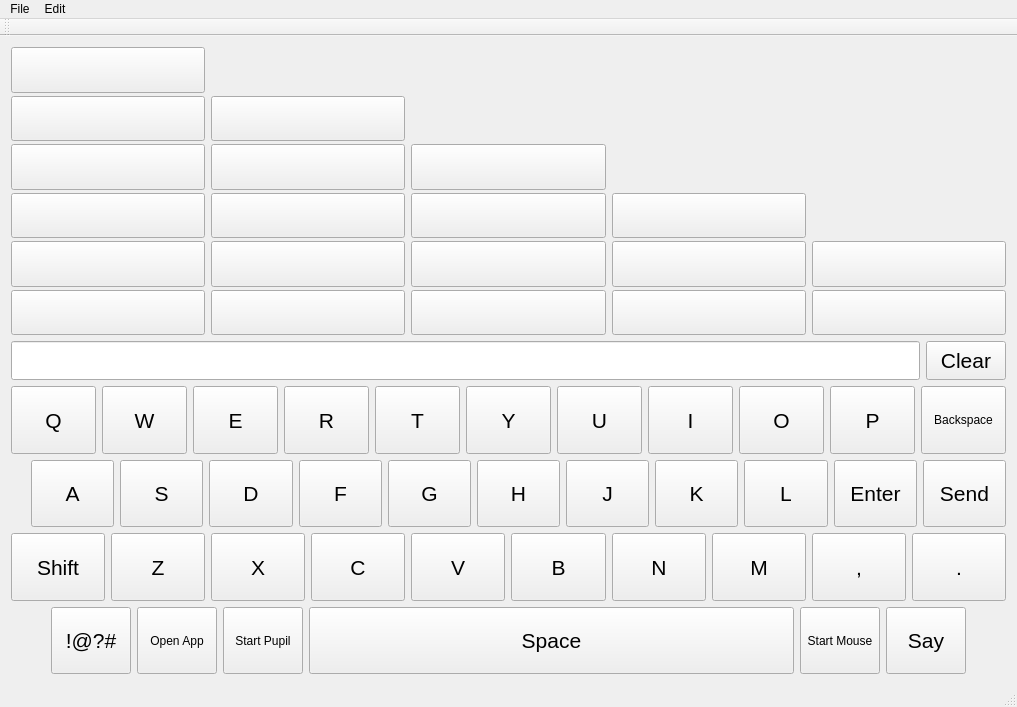
First picture: the form in mainwindow.ui, repository fclay/Gleason-Senior-Project, before the edit.
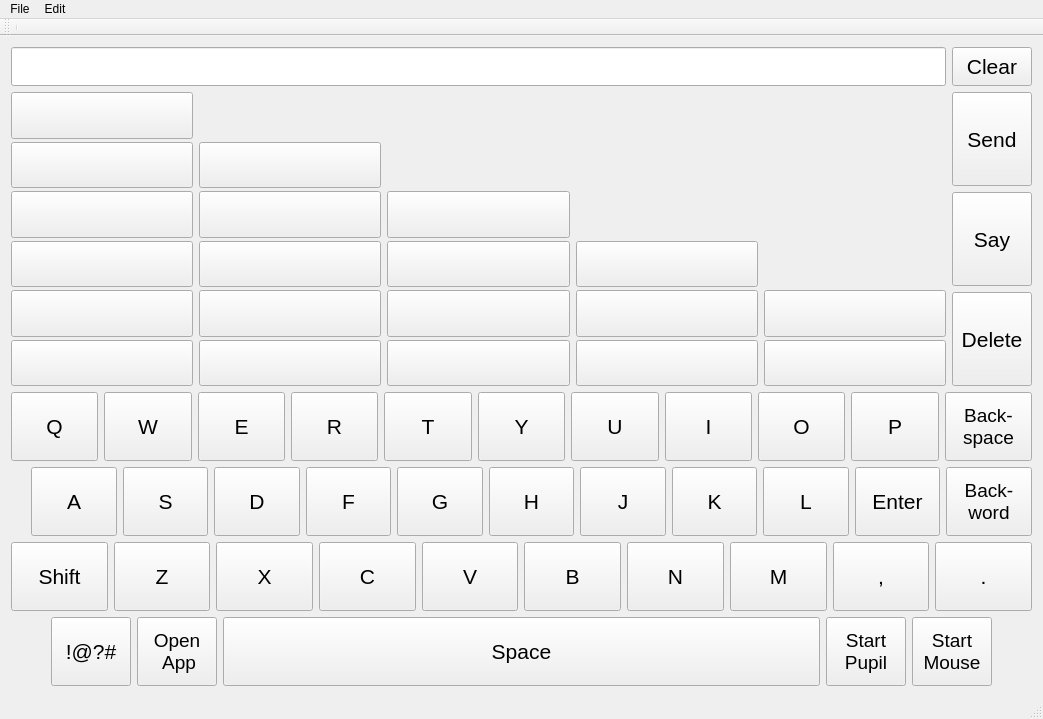
Second picture: the form after the edit.

```diff
--- a/mainwindow.ui
+++ b/mainwindow.ui
@@ -6,8 +6,8 @@
    <rect>
     <x>0</x>
     <y>0</y>
-    <width>1017</width>
-    <height>707</height>
+    <width>1043</width>
+    <height>719</height>
    </rect>
   </property>
   <property name="focusPolicy">
@@ -21,513 +21,6 @@
   </property>
   <widget class="QWidget" name="centralWidget">
    <layout class="QGridLayout" name="gridLayout">
-    <item row="0" column="0" colspan="2">
-     <layout class="QHBoxLayout" name="horizontalLayout_3">
-      <item>
-       <layout class="QVBoxLayout" name="verticalLayout">
-        <property name="spacing">
-         <number>3</number>
-        </property>
-        <item>
-         <widget class="QPushButton" name="predict6">
-          <property name="enabled">
-           <bool>true</bool>
-          </property>
-          <property name="sizePolicy">
-           <sizepolicy hsizetype="Minimum" vsizetype="Preferred">
-            <horstretch>0</horstretch>
-            <verstretch>0</verstretch>
-           </sizepolicy>
-          </property>
-          <property name="text">
-           <string/>
-          </property>
-         </widget>
-        </item>
-        <item>
-         <widget class="QPushButton" name="predict5">
-          <property name="sizePolicy">
-           <sizepolicy hsizetype="Minimum" vsizetype="Preferred">
-            <horstretch>0</horstretch>
-            <verstretch>0</verstretch>
-           </sizepolicy>
-          </property>
-          <property name="text">
-           <string/>
-          </property>
-         </widget>
-        </item>
-        <item>
-         <widget class="QPushButton" name="predict4">
-          <property name="sizePolicy">
-           <sizepolicy hsizetype="Minimum" vsizetype="Preferred">
-            <horstretch>0</horstretch>
-            <verstretch>0</verstretch>
-           </sizepolicy>
-          </property>
-          <property name="text">
-           <string/>
-          </property>
-         </widget>
-        </item>
-        <item>
-         <widget class="QPushButton" name="predict3">
-          <property name="sizePolicy">
-           <sizepolicy hsizetype="Minimum" vsizetype="Preferred">
-            <horstretch>0</horstretch>
-            <verstretch>0</verstretch>
-           </sizepolicy>
-          </property>
-          <property name="text">
-           <string/>
-          </property>
-         </widget>
-        </item>
-        <item>
-         <widget class="QPushButton" name="predict2">
-          <property name="sizePolicy">
-           <sizepolicy hsizetype="Minimum" vsizetype="Preferred">
-            <horstretch>0</horstretch>
-            <verstretch>0</verstretch>
-           </sizepolicy>
-          </property>
-          <property name="text">
-           <string/>
-          </property>
-         </widget>
-        </item>
-        <item>
-         <widget class="QPushButton" name="predict1">
-          <property name="enabled">
-           <bool>true</bool>
-          </property>
-          <property name="sizePolicy">
-           <sizepolicy hsizetype="Minimum" vsizetype="Preferred">
-            <horstretch>0</horstretch>
-            <verstretch>0</verstretch>
-           </sizepolicy>
-          </property>
-          <property name="text">
-           <string/>
-          </property>
-          <property name="flat">
-           <bool>false</bool>
-          </property>
-         </widget>
-        </item>
-       </layout>
-      </item>
-      <item>
-       <layout class="QVBoxLayout" name="verticalLayout_5">
-        <property name="spacing">
-         <number>3</number>
-        </property>
-        <item>
-         <widget class="QPushButton" name="predict12">
-          <property name="enabled">
-           <bool>false</bool>
-          </property>
-          <property name="sizePolicy">
-           <sizepolicy hsizetype="Minimum" vsizetype="Preferred">
-            <horstretch>0</horstretch>
-            <verstretch>0</verstretch>
-           </sizepolicy>
-          </property>
-          <property name="text">
-           <string/>
-          </property>
-          <property name="flat">
-           <bool>true</bool>
-          </property>
-         </widget>
-        </item>
-        <item>
-         <widget class="QPushButton" name="predict11">
-          <property name="sizePolicy">
-           <sizepolicy hsizetype="Minimum" vsizetype="Preferred">
-            <horstretch>0</horstretch>
-            <verstretch>0</verstretch>
-           </sizepolicy>
-          </property>
-          <property name="text">
-           <string/>
-          </property>
-         </widget>
-        </item>
-        <item>
-         <widget class="QPushButton" name="predict10">
-          <property name="sizePolicy">
-           <sizepolicy hsizetype="Minimum" vsizetype="Preferred">
-            <horstretch>0</horstretch>
-            <verstretch>0</verstretch>
-           </sizepolicy>
-          </property>
-          <property name="text">
-           <string/>
-          </property>
-         </widget>
-        </item>
-        <item>
-         <widget class="QPushButton" name="predict9">
-          <property name="sizePolicy">
-           <sizepolicy hsizetype="Minimum" vsizetype="Preferred">
-            <horstretch>0</horstretch>
-            <verstretch>0</verstretch>
-           </sizepolicy>
-          </property>
-          <property name="text">
-           <string/>
-          </property>
-         </widget>
-        </item>
-        <item>
-         <widget class="QPushButton" name="predict8">
-          <property name="sizePolicy">
-           <sizepolicy hsizetype="Minimum" vsizetype="Preferred">
-            <horstretch>0</horstretch>
-            <verstretch>0</verstretch>
-           </sizepolicy>
-          </property>
-          <property name="text">
-           <string/>
-          </property>
-         </widget>
-        </item>
-        <item>
-         <widget class="QPushButton" name="predict7">
-          <property name="sizePolicy">
-           <sizepolicy hsizetype="Minimum" vsizetype="Preferred">
-            <horstretch>0</horstretch>
-            <verstretch>0</verstretch>
-           </sizepolicy>
-          </property>
-          <property name="text">
-           <string/>
-          </property>
-         </widget>
-        </item>
-       </layout>
-      </item>
-      <item>
-       <layout class="QVBoxLayout" name="verticalLayout_6">
-        <property name="spacing">
-         <number>3</number>
-        </property>
-        <item>
-         <widget class="QPushButton" name="predict18">
-          <property name="enabled">
-           <bool>false</bool>
-          </property>
-          <property name="sizePolicy">
-           <sizepolicy hsizetype="Minimum" vsizetype="Preferred">
-            <horstretch>0</horstretch>
-            <verstretch>0</verstretch>
-           </sizepolicy>
-          </property>
-          <property name="text">
-           <string/>
-          </property>
-          <property name="flat">
-           <bool>true</bool>
-          </property>
-         </widget>
-        </item>
-        <item>
-         <widget class="QPushButton" name="predict17">
-          <property name="enabled">
-           <bool>false</bool>
-          </property>
-          <property name="sizePolicy">
-           <sizepolicy hsizetype="Minimum" vsizetype="Preferred">
-            <horstretch>0</horstretch>
-            <verstretch>0</verstretch>
-           </sizepolicy>
-          </property>
-          <property name="text">
-           <string/>
-          </property>
-          <property name="flat">
-           <bool>true</bool>
-          </property>
-         </widget>
-        </item>
-        <item>
-         <widget class="QPushButton" name="predict16">
-          <property name="sizePolicy">
-           <sizepolicy hsizetype="Minimum" vsizetype="Preferred">
-            <horstretch>0</horstretch>
-            <verstretch>0</verstretch>
-           </sizepolicy>
-          </property>
-          <property name="text">
-           <string/>
-          </property>
-         </widget>
-        </item>
-        <item>
-         <widget class="QPushButton" name="predict15">
-          <property name="sizePolicy">
-           <sizepolicy hsizetype="Minimum" vsizetype="Preferred">
-            <horstretch>0</horstretch>
-            <verstretch>0</verstretch>
-           </sizepolicy>
-          </property>
-          <property name="text">
-           <string/>
-          </property>
-         </widget>
-        </item>
-        <item>
-         <widget class="QPushButton" name="predict14">
-          <property name="sizePolicy">
-           <sizepolicy hsizetype="Minimum" vsizetype="Preferred">
-            <horstretch>0</horstretch>
-            <verstretch>0</verstretch>
-           </sizepolicy>
-          </property>
-          <property name="text">
-           <string/>
-          </property>
-         </widget>
-        </item>
-        <item>
-         <widget class="QPushButton" name="predict13">
-          <property name="sizePolicy">
-           <sizepolicy hsizetype="Minimum" vsizetype="Preferred">
-            <horstretch>0</horstretch>
-            <verstretch>0</verstretch>
-           </sizepolicy>
-          </property>
-          <property name="text">
-           <string/>
-          </property>
-         </widget>
-        </item>
-       </layout>
-      </item>
-      <item>
-       <layout class="QVBoxLayout" name="verticalLayout_8">
-        <property name="spacing">
-         <number>3</number>
-        </property>
-        <item>
-         <widget class="QPushButton" name="predict24">
-          <property name="enabled">
-           <bool>false</bool>
-          </property>
-          <property name="sizePolicy">
-           <sizepolicy hsizetype="Minimum" vsizetype="Preferred">
-            <horstretch>0</horstretch>
-            <verstretch>0</verstretch>
-           </sizepolicy>
-          </property>
-          <property name="text">
-           <string/>
-          </property>
-          <property name="flat">
-           <bool>true</bool>
-          </property>
-         </widget>
-        </item>
-        <item>
-         <widget class="QPushButton" name="predict23">
-          <property name="enabled">
-           <bool>false</bool>
-          </property>
-          <property name="sizePolicy">
-           <sizepolicy hsizetype="Minimum" vsizetype="Preferred">
-            <horstretch>0</horstretch>
-            <verstretch>0</verstretch>
-           </sizepolicy>
-          </property>
-          <property name="text">
-           <string/>
-          </property>
-          <property name="flat">
-           <bool>true</bool>
-          </property>
-         </widget>
-        </item>
-        <item>
-         <widget class="QPushButton" name="predict22">
-          <property name="enabled">
-           <bool>false</bool>
-          </property>
-          <property name="sizePolicy">
-           <sizepolicy hsizetype="Minimum" vsizetype="Preferred">
-            <horstretch>0</horstretch>
-            <verstretch>0</verstretch>
-           </sizepolicy>
-          </property>
-          <property name="text">
-           <string/>
-          </property>
-          <property name="flat">
-           <bool>true</bool>
-          </property>
-         </widget>
-        </item>
-        <item>
-         <widget class="QPushButton" name="predict21">
-          <property name="sizePolicy">
-           <sizepolicy hsizetype="Minimum" vsizetype="Preferred">
-            <horstretch>0</horstretch>
-            <verstretch>0</verstretch>
-           </sizepolicy>
-          </property>
-          <property name="text">
-           <string/>
-          </property>
-         </widget>
-        </item>
-        <item>
-         <widget class="QPushButton" name="predict20">
-          <property name="sizePolicy">
-           <sizepolicy hsizetype="Minimum" vsizetype="Preferred">
-            <horstretch>0</horstretch>
-            <verstretch>0</verstretch>
-           </sizepolicy>
-          </property>
-          <property name="text">
-           <string/>
-          </property>
-         </widget>
-        </item>
-        <item>
-         <widget class="QPushButton" name="predict19">
-          <property name="sizePolicy">
-           <sizepolicy hsizetype="Minimum" vsizetype="Preferred">
-            <horstretch>0</horstretch>
-            <verstretch>0</verstretch>
-           </sizepolicy>
-          </property>
-          <property name="text">
-           <string/>
-          </property>
-         </widget>
-        </item>
-       </layout>
-      </item>
-      <item>
-       <layout class="QVBoxLayout" name="verticalLayout_9">
-        <property name="spacing">
-         <number>3</number>
-        </property>
-        <item>
-         <widget class="QPushButton" name="predict30">
-          <property name="enabled">
-           <bool>false</bool>
-          </property>
-          <property name="sizePolicy">
-           <sizepolicy hsizetype="Minimum" vsizetype="Preferred">
-            <horstretch>0</horstretch>
-            <verstretch>0</verstretch>
-           </sizepolicy>
-          </property>
-          <property name="text">
-           <string/>
-          </property>
-          <property name="flat">
-           <bool>true</bool>
-          </property>
-         </widget>
-        </item>
-        <item>
-         <widget class="QPushButton" name="predict29">
-          <property name="enabled">
-           <bool>false</bool>
-          </property>
-          <property name="sizePolicy">
-           <sizepolicy hsizetype="Minimum" vsizetype="Preferred">
-            <horstretch>0</horstretch>
-            <verstretch>0</verstretch>
-           </sizepolicy>
-          </property>
-          <property name="text">
-           <string/>
-          </property>
-          <property name="flat">
-           <bool>true</bool>
-          </property>
-         </widget>
-        </item>
-        <item>
-         <widget class="QPushButton" name="predict28">
-          <property name="enabled">
-           <bool>false</bool>
-          </property>
-          <property name="sizePolicy">
-           <sizepolicy hsizetype="Minimum" vsizetype="Preferred">
-            <horstretch>0</horstretch>
-            <verstretch>0</verstretch>
-           </sizepolicy>
-          </property>
-          <property name="text">
-           <string/>
-          </property>
-          <property name="flat">
-           <bool>true</bool>
-          </property>
-         </widget>
-        </item>
-        <item>
-         <widget class="QPushButton" name="predict27">
-          <property name="enabled">
-           <bool>false</bool>
-          </property>
-          <property name="sizePolicy">
-           <sizepolicy hsizetype="Minimum" vsizetype="Preferred">
-            <horstretch>0</horstretch>
-            <verstretch>0</verstretch>
-           </sizepolicy>
-          </property>
-          <property name="text">
-           <string/>
-          </property>
-          <property name="flat">
-           <bool>true</bool>
-          </property>
-         </widget>
-        </item>
-        <item>
-         <widget class="QPushButton" name="predict26">
-          <property name="sizePolicy">
-           <sizepolicy hsizetype="Minimum" vsizetype="Preferred">
-            <horstretch>0</horstretch>
-            <verstretch>0</verstretch>
-           </sizepolicy>
-          </property>
-          <property name="text">
-           <string/>
-          </property>
-         </widget>
-        </item>
-        <item>
-         <widget class="QPushButton" name="predict25">
-          <property name="sizePolicy">
-           <sizepolicy hsizetype="Minimum" vsizetype="Preferred">
-            <horstretch>0</horstretch>
-            <verstretch>0</verstretch>
-           </sizepolicy>
-          </property>
-          <property name="text">
-           <string/>
-          </property>
-         </widget>
-        </item>
-       </layout>
-      </item>
-     </layout>
-    </item>
-    <item row="1" column="0">
-     <widget class="QLineEdit" name="textIn">
-      <property name="font">
-       <font>
-        <pointsize>20</pointsize>
-       </font>
-      </property>
-     </widget>
-    </item>
     <item row="1" column="1">
      <widget class="QPushButton" name="clearBtn">
       <property name="sizePolicy">
@@ -546,7 +39,16 @@
       </property>
      </widget>
     </item>
-    <item row="2" column="0" colspan="2">
+    <item row="1" column="0">
+     <widget class="QLineEdit" name="textIn">
+      <property name="font">
+       <font>
+        <pointsize>20</pointsize>
+       </font>
+      </property>
+     </widget>
+    </item>
+    <item row="4" column="0" rowspan="2" colspan="2">
      <layout class="QVBoxLayout" name="verticalLayout_7">
       <item>
        <layout class="QHBoxLayout" name="horizontalLayout_11">
@@ -741,8 +243,14 @@
             <verstretch>0</verstretch>
            </sizepolicy>
           </property>
+          <property name="font">
+           <font>
+            <pointsize>14</pointsize>
+           </font>
+          </property>
           <property name="text">
-           <string>Backspace</string>
+           <string>Back-
+space</string>
           </property>
          </widget>
         </item>
@@ -934,7 +442,7 @@
         <item>
          <widget class="QPushButton" name="Enter_Btn">
           <property name="sizePolicy">
-           <sizepolicy hsizetype="Preferred" vsizetype="Preferred">
+           <sizepolicy hsizetype="Minimum" vsizetype="Preferred">
             <horstretch>0</horstretch>
             <verstretch>0</verstretch>
            </sizepolicy>
@@ -950,7 +458,7 @@
          </widget>
         </item>
         <item>
-         <widget class="QPushButton" name="sendButton">
+         <widget class="QPushButton" name="deleteWord">
           <property name="sizePolicy">
            <sizepolicy hsizetype="Minimum" vsizetype="Preferred">
             <horstretch>0</horstretch>
@@ -959,11 +467,12 @@
           </property>
           <property name="font">
            <font>
-            <pointsize>16</pointsize>
+            <pointsize>14</pointsize>
            </font>
           </property>
           <property name="text">
-           <string>Send</string>
+           <string>Back-
+word</string>
           </property>
          </widget>
         </item>
@@ -1177,7 +686,7 @@
         <item>
          <widget class="QPushButton" name="Alt1_Btn">
           <property name="sizePolicy">
-           <sizepolicy hsizetype="Preferred" vsizetype="Preferred">
+           <sizepolicy hsizetype="Minimum" vsizetype="Preferred">
             <horstretch>0</horstretch>
             <verstretch>0</verstretch>
            </sizepolicy>
@@ -1200,21 +709,14 @@
             <verstretch>0</verstretch>
            </sizepolicy>
           </property>
-          <property name="text">
-           <string>Open App</string>
+          <property name="font">
+           <font>
+            <pointsize>14</pointsize>
+           </font>
           </property>
-         </widget>
-        </item>
-        <item>
-         <widget class="QPushButton" name="start_Button">
-          <property name="sizePolicy">
-           <sizepolicy hsizetype="Minimum" vsizetype="Preferred">
-            <horstretch>0</horstretch>
-            <verstretch>0</verstretch>
-           </sizepolicy>
-          </property>
           <property name="text">
-           <string>Start Pupil</string>
+           <string>Open
+ App</string>
           </property>
          </widget>
         </item>
@@ -1236,6 +738,25 @@
           </property>
          </widget>
         </item>
+        <item>
+         <widget class="QPushButton" name="start_Button">
+          <property name="sizePolicy">
+           <sizepolicy hsizetype="Minimum" vsizetype="Preferred">
+            <horstretch>0</horstretch>
+            <verstretch>0</verstretch>
+           </sizepolicy>
+          </property>
+          <property name="font">
+           <font>
+            <pointsize>14</pointsize>
+           </font>
+          </property>
+          <property name="text">
+           <string>Start 
+Pupil</string>
+          </property>
+         </widget>
+        </item>
         <item>
          <widget class="QPushButton" name="mouse_button">
           <property name="sizePolicy">
@@ -1244,26 +765,14 @@
             <verstretch>0</verstretch>
            </sizepolicy>
           </property>
-          <property name="text">
-           <string>Start Mouse</string>
-          </property>
-         </widget>
-        </item>
-        <item>
-         <widget class="QPushButton" name="say_btn">
-          <property name="sizePolicy">
-           <sizepolicy hsizetype="Preferred" vsizetype="Preferred">
-            <horstretch>0</horstretch>
-            <verstretch>0</verstretch>
-           </sizepolicy>
-          </property>
           <property name="font">
            <font>
-            <pointsize>16</pointsize>
+            <pointsize>14</pointsize>
            </font>
           </property>
           <property name="text">
-           <string>Say</string>
+           <string>Start 
+Mouse</string>
           </property>
          </widget>
         </item>
@@ -1287,6 +796,562 @@
       </item>
      </layout>
     </item>
+    <item row="2" column="0" rowspan="2">
+     <layout class="QHBoxLayout" name="horizontalLayout_3">
+      <item>
+       <layout class="QVBoxLayout" name="verticalLayout">
+        <property name="spacing">
+         <number>3</number>
+        </property>
+        <item>
+         <widget class="QPushButton" name="predict6">
+          <property name="enabled">
+           <bool>true</bool>
+          </property>
+          <property name="sizePolicy">
+           <sizepolicy hsizetype="Minimum" vsizetype="Preferred">
+            <horstretch>0</horstretch>
+            <verstretch>0</verstretch>
+           </sizepolicy>
+          </property>
+          <property name="text">
+           <string/>
+          </property>
+         </widget>
+        </item>
+        <item>
+         <widget class="QPushButton" name="predict5">
+          <property name="sizePolicy">
+           <sizepolicy hsizetype="Minimum" vsizetype="Preferred">
+            <horstretch>0</horstretch>
+            <verstretch>0</verstretch>
+           </sizepolicy>
+          </property>
+          <property name="text">
+           <string/>
+          </property>
+         </widget>
+        </item>
+        <item>
+         <widget class="QPushButton" name="predict4">
+          <property name="sizePolicy">
+           <sizepolicy hsizetype="Minimum" vsizetype="Preferred">
+            <horstretch>0</horstretch>
+            <verstretch>0</verstretch>
+           </sizepolicy>
+          </property>
+          <property name="text">
+           <string/>
+          </property>
+         </widget>
+        </item>
+        <item>
+         <widget class="QPushButton" name="predict3">
+          <property name="sizePolicy">
+           <sizepolicy hsizetype="Minimum" vsizetype="Preferred">
+            <horstretch>0</horstretch>
+            <verstretch>0</verstretch>
+           </sizepolicy>
+          </property>
+          <property name="text">
+           <string/>
+          </property>
+         </widget>
+        </item>
+        <item>
+         <widget class="QPushButton" name="predict2">
+          <property name="sizePolicy">
+           <sizepolicy hsizetype="Minimum" vsizetype="Preferred">
+            <horstretch>0</horstretch>
+            <verstretch>0</verstretch>
+           </sizepolicy>
+          </property>
+          <property name="text">
+           <string/>
+          </property>
+         </widget>
+        </item>
+        <item>
+         <widget class="QPushButton" name="predict1">
+          <property name="enabled">
+           <bool>true</bool>
+          </property>
+          <property name="sizePolicy">
+           <sizepolicy hsizetype="Minimum" vsizetype="Preferred">
+            <horstretch>0</horstretch>
+            <verstretch>0</verstretch>
+           </sizepolicy>
+          </property>
+          <property name="text">
+           <string/>
+          </property>
+          <property name="flat">
+           <bool>false</bool>
+          </property>
+         </widget>
+        </item>
+       </layout>
+      </item>
+      <item>
+       <layout class="QVBoxLayout" name="verticalLayout_5">
+        <property name="spacing">
+         <number>3</number>
+        </property>
+        <item>
+         <widget class="QPushButton" name="predict12">
+          <property name="enabled">
+           <bool>false</bool>
+          </property>
+          <property name="sizePolicy">
+           <sizepolicy hsizetype="Minimum" vsizetype="Preferred">
+            <horstretch>0</horstretch>
+            <verstretch>0</verstretch>
+           </sizepolicy>
+          </property>
+          <property name="text">
+           <string/>
+          </property>
+          <property name="flat">
+           <bool>true</bool>
+          </property>
+         </widget>
+        </item>
+        <item>
+         <widget class="QPushButton" name="predict11">
+          <property name="sizePolicy">
+           <sizepolicy hsizetype="Minimum" vsizetype="Preferred">
+            <horstretch>0</horstretch>
+            <verstretch>0</verstretch>
+           </sizepolicy>
+          </property>
+          <property name="text">
+           <string/>
+          </property>
+         </widget>
+        </item>
+        <item>
+         <widget class="QPushButton" name="predict10">
+          <property name="sizePolicy">
+           <sizepolicy hsizetype="Minimum" vsizetype="Preferred">
+            <horstretch>0</horstretch>
+            <verstretch>0</verstretch>
+           </sizepolicy>
+          </property>
+          <property name="text">
+           <string/>
+          </property>
+         </widget>
+        </item>
+        <item>
+         <widget class="QPushButton" name="predict9">
+          <property name="sizePolicy">
+           <sizepolicy hsizetype="Minimum" vsizetype="Preferred">
+            <horstretch>0</horstretch>
+            <verstretch>0</verstretch>
+           </sizepolicy>
+          </property>
+          <property name="text">
+           <string/>
+          </property>
+         </widget>
+        </item>
+        <item>
+         <widget class="QPushButton" name="predict8">
+          <property name="sizePolicy">
+           <sizepolicy hsizetype="Minimum" vsizetype="Preferred">
+            <horstretch>0</horstretch>
+            <verstretch>0</verstretch>
+           </sizepolicy>
+          </property>
+          <property name="text">
+           <string/>
+          </property>
+         </widget>
+        </item>
+        <item>
+         <widget class="QPushButton" name="predict7">
+          <property name="sizePolicy">
+           <sizepolicy hsizetype="Minimum" vsizetype="Preferred">
+            <horstretch>0</horstretch>
+            <verstretch>0</verstretch>
+           </sizepolicy>
+          </property>
+          <property name="text">
+           <string/>
+          </property>
+         </widget>
+        </item>
+       </layout>
+      </item>
+      <item>
+       <layout class="QVBoxLayout" name="verticalLayout_6">
+        <property name="spacing">
+         <number>3</number>
+        </property>
+        <item>
+         <widget class="QPushButton" name="predict18">
+          <property name="enabled">
+           <bool>false</bool>
+          </property>
+          <property name="sizePolicy">
+           <sizepolicy hsizetype="Minimum" vsizetype="Preferred">
+            <horstretch>0</horstretch>
+            <verstretch>0</verstretch>
+           </sizepolicy>
+          </property>
+          <property name="text">
+           <string/>
+          </property>
+          <property name="flat">
+           <bool>true</bool>
+          </property>
+         </widget>
+        </item>
+        <item>
+         <widget class="QPushButton" name="predict17">
+          <property name="enabled">
+           <bool>false</bool>
+          </property>
+          <property name="sizePolicy">
+           <sizepolicy hsizetype="Minimum" vsizetype="Preferred">
+            <horstretch>0</horstretch>
+            <verstretch>0</verstretch>
+           </sizepolicy>
+          </property>
+          <property name="text">
+           <string/>
+          </property>
+          <property name="flat">
+           <bool>true</bool>
+          </property>
+         </widget>
+        </item>
+        <item>
+         <widget class="QPushButton" name="predict16">
+          <property name="sizePolicy">
+           <sizepolicy hsizetype="Minimum" vsizetype="Preferred">
+            <horstretch>0</horstretch>
+            <verstretch>0</verstretch>
+           </sizepolicy>
+          </property>
+          <property name="text">
+           <string/>
+          </property>
+         </widget>
+        </item>
+        <item>
+         <widget class="QPushButton" name="predict15">
+          <property name="sizePolicy">
+           <sizepolicy hsizetype="Minimum" vsizetype="Preferred">
+            <horstretch>0</horstretch>
+            <verstretch>0</verstretch>
+           </sizepolicy>
+          </property>
+          <property name="text">
+           <string/>
+          </property>
+         </widget>
+        </item>
+        <item>
+         <widget class="QPushButton" name="predict14">
+          <property name="sizePolicy">
+           <sizepolicy hsizetype="Minimum" vsizetype="Preferred">
+            <horstretch>0</horstretch>
+            <verstretch>0</verstretch>
+           </sizepolicy>
+          </property>
+          <property name="text">
+           <string/>
+          </property>
+         </widget>
+        </item>
+        <item>
+         <widget class="QPushButton" name="predict13">
+          <property name="sizePolicy">
+           <sizepolicy hsizetype="Minimum" vsizetype="Preferred">
+            <horstretch>0</horstretch>
+            <verstretch>0</verstretch>
+           </sizepolicy>
+          </property>
+          <property name="text">
+           <string/>
+          </property>
+         </widget>
+        </item>
+       </layout>
+      </item>
+      <item>
+       <layout class="QVBoxLayout" name="verticalLayout_8">
+        <property name="spacing">
+         <number>3</number>
+        </property>
+        <item>
+         <widget class="QPushButton" name="predict24">
+          <property name="enabled">
+           <bool>false</bool>
+          </property>
+          <property name="sizePolicy">
+           <sizepolicy hsizetype="Minimum" vsizetype="Preferred">
+            <horstretch>0</horstretch>
+            <verstretch>0</verstretch>
+           </sizepolicy>
+          </property>
+          <property name="text">
+           <string/>
+          </property>
+          <property name="flat">
+           <bool>true</bool>
+          </property>
+         </widget>
+        </item>
+        <item>
+         <widget class="QPushButton" name="predict23">
+          <property name="enabled">
+           <bool>false</bool>
+          </property>
+          <property name="sizePolicy">
+           <sizepolicy hsizetype="Minimum" vsizetype="Preferred">
+            <horstretch>0</horstretch>
+            <verstretch>0</verstretch>
+           </sizepolicy>
+          </property>
+          <property name="text">
+           <string/>
+          </property>
+          <property name="flat">
+           <bool>true</bool>
+          </property>
+         </widget>
+        </item>
+        <item>
+         <widget class="QPushButton" name="predict22">
+          <property name="enabled">
+           <bool>false</bool>
+          </property>
+          <property name="sizePolicy">
+           <sizepolicy hsizetype="Minimum" vsizetype="Preferred">
+            <horstretch>0</horstretch>
+            <verstretch>0</verstretch>
+           </sizepolicy>
+          </property>
+          <property name="text">
+           <string/>
+          </property>
+          <property name="flat">
+           <bool>true</bool>
+          </property>
+         </widget>
+        </item>
+        <item>
+         <widget class="QPushButton" name="predict21">
+          <property name="sizePolicy">
+           <sizepolicy hsizetype="Minimum" vsizetype="Preferred">
+            <horstretch>0</horstretch>
+            <verstretch>0</verstretch>
+           </sizepolicy>
+          </property>
+          <property name="text">
+           <string/>
+          </property>
+         </widget>
+        </item>
+        <item>
+         <widget class="QPushButton" name="predict20">
+          <property name="sizePolicy">
+           <sizepolicy hsizetype="Minimum" vsizetype="Preferred">
+            <horstretch>0</horstretch>
+            <verstretch>0</verstretch>
+           </sizepolicy>
+          </property>
+          <property name="text">
+           <string/>
+          </property>
+         </widget>
+        </item>
+        <item>
+         <widget class="QPushButton" name="predict19">
+          <property name="sizePolicy">
+           <sizepolicy hsizetype="Minimum" vsizetype="Preferred">
+            <horstretch>0</horstretch>
+            <verstretch>0</verstretch>
+           </sizepolicy>
+          </property>
+          <property name="text">
+           <string/>
+          </property>
+         </widget>
+        </item>
+       </layout>
+      </item>
+      <item>
+       <layout class="QVBoxLayout" name="verticalLayout_9">
+        <property name="spacing">
+         <number>3</number>
+        </property>
+        <item>
+         <widget class="QPushButton" name="predict30">
+          <property name="enabled">
+           <bool>false</bool>
+          </property>
+          <property name="sizePolicy">
+           <sizepolicy hsizetype="Minimum" vsizetype="Preferred">
+            <horstretch>0</horstretch>
+            <verstretch>0</verstretch>
+           </sizepolicy>
+          </property>
+          <property name="text">
+           <string/>
+          </property>
+          <property name="flat">
+           <bool>true</bool>
+          </property>
+         </widget>
+        </item>
+        <item>
+         <widget class="QPushButton" name="predict29">
+          <property name="enabled">
+           <bool>false</bool>
+          </property>
+          <property name="sizePolicy">
+           <sizepolicy hsizetype="Minimum" vsizetype="Preferred">
+            <horstretch>0</horstretch>
+            <verstretch>0</verstretch>
+           </sizepolicy>
+          </property>
+          <property name="text">
+           <string/>
+          </property>
+          <property name="flat">
+           <bool>true</bool>
+          </property>
+         </widget>
+        </item>
+        <item>
+         <widget class="QPushButton" name="predict28">
+          <property name="enabled">
+           <bool>false</bool>
+          </property>
+          <property name="sizePolicy">
+           <sizepolicy hsizetype="Minimum" vsizetype="Preferred">
+            <horstretch>0</horstretch>
+            <verstretch>0</verstretch>
+           </sizepolicy>
+          </property>
+          <property name="text">
+           <string/>
+          </property>
+          <property name="flat">
+           <bool>true</bool>
+          </property>
+         </widget>
+        </item>
+        <item>
+         <widget class="QPushButton" name="predict27">
+          <property name="enabled">
+           <bool>false</bool>
+          </property>
+          <property name="sizePolicy">
+           <sizepolicy hsizetype="Minimum" vsizetype="Preferred">
+            <horstretch>0</horstretch>
+            <verstretch>0</verstretch>
+           </sizepolicy>
+          </property>
+          <property name="text">
+           <string/>
+          </property>
+          <property name="flat">
+           <bool>true</bool>
+          </property>
+         </widget>
+        </item>
+        <item>
+         <widget class="QPushButton" name="predict26">
+          <property name="sizePolicy">
+           <sizepolicy hsizetype="Minimum" vsizetype="Preferred">
+            <horstretch>0</horstretch>
+            <verstretch>0</verstretch>
+           </sizepolicy>
+          </property>
+          <property name="text">
+           <string/>
+          </property>
+         </widget>
+        </item>
+        <item>
+         <widget class="QPushButton" name="predict25">
+          <property name="sizePolicy">
+           <sizepolicy hsizetype="Minimum" vsizetype="Preferred">
+            <horstretch>0</horstretch>
+            <verstretch>0</verstretch>
+           </sizepolicy>
+          </property>
+          <property name="text">
+           <string/>
+          </property>
+         </widget>
+        </item>
+       </layout>
+      </item>
+     </layout>
+    </item>
+    <item row="2" column="1" rowspan="2">
+     <layout class="QVBoxLayout" name="verticalLayout_2">
+      <item>
+       <widget class="QPushButton" name="sendButton">
+        <property name="sizePolicy">
+         <sizepolicy hsizetype="Minimum" vsizetype="Preferred">
+          <horstretch>0</horstretch>
+          <verstretch>0</verstretch>
+         </sizepolicy>
+        </property>
+        <property name="font">
+         <font>
+          <pointsize>16</pointsize>
+         </font>
+        </property>
+        <property name="text">
+         <string>Send</string>
+        </property>
+       </widget>
+      </item>
+      <item>
+       <widget class="QPushButton" name="say_btn">
+        <property name="sizePolicy">
+         <sizepolicy hsizetype="Preferred" vsizetype="Preferred">
+          <horstretch>0</horstretch>
+          <verstretch>0</verstretch>
+         </sizepolicy>
+        </property>
+        <property name="font">
+         <font>
+          <pointsize>16</pointsize>
+         </font>
+        </property>
+        <property name="text">
+         <string>Say</string>
+        </property>
+       </widget>
+      </item>
+      <item>
+       <widget class="QPushButton" name="deleteButton">
+        <property name="sizePolicy">
+         <sizepolicy hsizetype="Minimum" vsizetype="Preferred">
+          <horstretch>0</horstretch>
+          <verstretch>0</verstretch>
+         </sizepolicy>
+        </property>
+        <property name="font">
+         <font>
+          <pointsize>16</pointsize>
+         </font>
+        </property>
+        <property name="text">
+         <string>Delete</string>
+        </property>
+       </widget>
+      </item>
+     </layout>
+    </item>
    </layout>
   </widget>
   <widget class="QMenuBar" name="menuBar">
@@ -1294,7 +1359,7 @@
     <rect>
      <x>0</x>
      <y>0</y>
-     <width>1017</width>
+     <width>1043</width>
      <height>27</height>
     </rect>
    </property>
@@ -1313,12 +1378,19 @@
    <addaction name="menuEdit"/>
   </widget>
   <widget class="QToolBar" name="mainToolBar">
+   <property name="sizePolicy">
+    <sizepolicy hsizetype="Preferred" vsizetype="Fixed">
+     <horstretch>0</horstretch>
+     <verstretch>0</verstretch>
+    </sizepolicy>
+   </property>
    <attribute name="toolBarArea">
     <enum>TopToolBarArea</enum>
    </attribute>
    <attribute name="toolBarBreak">
     <bool>false</bool>
    </attribute>
+   <addaction name="separator"/>
   </widget>
   <widget class="QStatusBar" name="statusBar"/>
   <action name="actionOptions">
```
